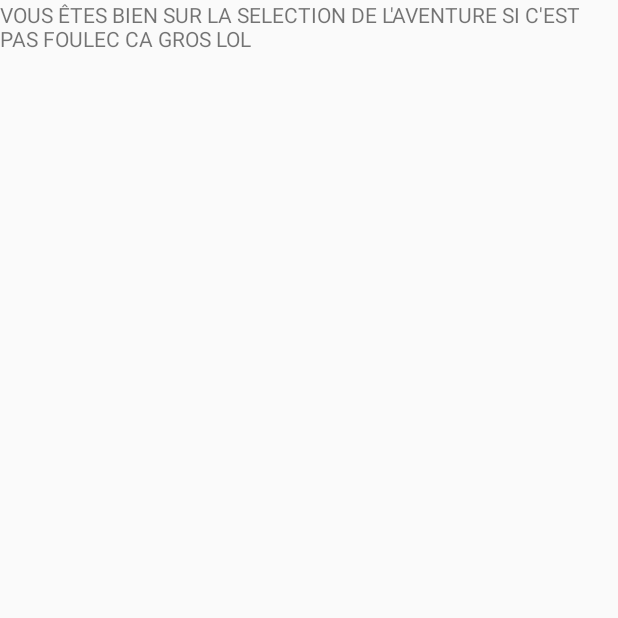
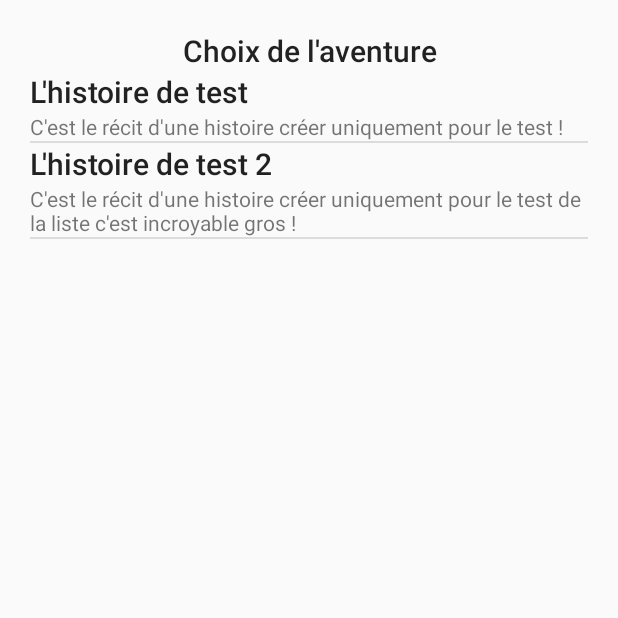
Before and after one commit to maxblandin/LIYA, an Android app: the ChoixAventureActivity screen opened directly, with no data from a screen before it, on a phone screen of 412 x 824 dp, the top half of it. Run offline under Robolectric (Android 15) with nearby library versions, the phone set to English and light mode, and no system bars.

Commit message:
Ecran choix de l'aventure

```diff
--- a/app/src/main/AndroidManifest.xml
+++ b/app/src/main/AndroidManifest.xml
@@ -16,7 +16,8 @@
                 <category android:name="android.intent.category.LAUNCHER" />
             </intent-filter>
         </activity>
-        <activity android:name=".vue.activity.ChoixAventureActivity"></activity>
+        <activity android:name=".vue.activity.ChoixAventureActivity" />
+        <activity android:name=".vue.activity.ChoixHerosActivity"></activity>
     </application>
 
 </manifest>
--- a/app/src/main/java/com/mgr/narratif/game/liya/dao/AventureDAO.java
+++ b/app/src/main/java/com/mgr/narratif/game/liya/dao/AventureDAO.java
@@ -15,7 +15,8 @@ import java.util.Map;
 
 public class AventureDAO {
 
-    public Aventure getJeuxDeTest(){
+    public List<Aventure> getJeuxDeTest(){
+        List<Aventure> aventures = new ArrayList<>();
         Statistique s1 = new Statistique("stat1",65,45,50);
         Statistique s2 = new Statistique("stat1",45,60,60);
         Statistique s3 = new Statistique("stat1",55,30,40);
@@ -52,6 +53,10 @@ public class AventureDAO {
         Action a2 = new Action("ac2","Se rendre à Hurlevent", hm2);
         Action a3 = new Action("ac3","S'isoler dans la montagne", hm3);
 
+        actions1.add(a1);
+        actions1.add(a2);
+        actions1.add(a3);
+
         Peripetie peri01 = new Peripetie("peri1",
                 "Exilé de vos terre en quête de vengeance vous décidez de prendre la direction de ...",
                 true,
@@ -68,6 +73,11 @@ public class AventureDAO {
         Action a5 = new Action("ac5","Négocier avec le garde", hm5);
         Action a6 = new Action("ac6","Tuer le garde", hm6);
         Action a7 = new Action("ac7","Tuer le garde", hm7);
+
+        actions2.add(a4);
+        actions2.add(a5);
+        actions2.add(a6);
+        actions2.add(a7);
 
         Peripetie peri02 = new Peripetie("peri2",
                 "Arrivez devant Orgrimmar, la porte d'entrée est gardé par un garde ...",
@@ -99,6 +109,11 @@ public class AventureDAO {
         Action a9 = new Action("a9","Gravir la montage", hm9);
         Action a10 = new Action("a10","Gravir la montage", hm10);
         Action a11 = new Action("a11","Gravir la montage", hm11);
+
+        actions3.add(a8);
+        actions3.add(a9);
+        actions3.add(a10);
+        actions3.add(a11);
 
         Peripetie peri04 = new Peripetie("peri4",
                 "Vous essayer de gravir la montage ...",
@@ -132,9 +147,15 @@ public class AventureDAO {
         peripeties.add(peri10);
         peripeties.add(peri11);
 
-        Aventure aventure = new Aventure("av1","L'histoire de test","C'est le récit d'une histoire créer uniquement pour le test !",
+        Aventure aventure1 = new Aventure("av1","L'histoire de test","C'est le récit d'une histoire créer uniquement pour le test !",
                 peripeties,lstHeros,false);
 
-        return aventure;
+        Aventure aventure2 = new Aventure("av2","L'histoire de test 2","C'est le récit d'une histoire créer uniquement pour le test de la liste c'est incroyable gros !",
+                peripeties,lstHeros,false);
+
+        aventures.add(aventure1);
+        aventures.add(aventure2);
+
+        return aventures;
     }
 }
--- a/app/src/main/java/com/mgr/narratif/game/liya/service/AventureService.java
+++ b/app/src/main/java/com/mgr/narratif/game/liya/service/AventureService.java
@@ -3,11 +3,13 @@ package com.mgr.narratif.game.liya.service;
 import com.mgr.narratif.game.liya.dao.AventureDAO;
 import com.mgr.narratif.game.liya.model.Aventure;
 
+import java.util.List;
+
 public class AventureService {
 
     AventureDAO dao = new AventureDAO();
 
-    public Aventure recupererAventure(){
+    public List<Aventure> recupererAventures(){
         return dao.getJeuxDeTest();
     }
 }
--- a/app/src/main/java/com/mgr/narratif/game/liya/vue/activity/ChoixAventureActivity.java
+++ b/app/src/main/java/com/mgr/narratif/game/liya/vue/activity/ChoixAventureActivity.java
@@ -1,5 +1,7 @@
 package com.mgr.narratif.game.liya.vue.activity;
 
+import android.content.Context;
+import android.content.Intent;
 import android.support.v7.app.AppCompatActivity;
 import android.os.Bundle;
 
@@ -7,8 +9,11 @@ import com.mgr.narratif.game.liya.R;
 import com.mgr.narratif.game.liya.dao.AventureDAO;
 import com.mgr.narratif.game.liya.model.Aventure;
 import com.mgr.narratif.game.liya.service.AventureService;
+import com.mgr.narratif.game.liya.vue.fragment.ChoixAventureFragment;
 
-public class ChoixAventureActivity extends AppCompatActivity {
+import java.util.List;
+
+public class ChoixAventureActivity extends AppCompatActivity implements ChoixAventureFragment.OnChoixAventureListener {
 
     AventureService avService = new AventureService();
 
@@ -17,4 +22,21 @@ public class ChoixAventureActivity extends AppCompatActivity {
         super.onCreate(savedInstanceState);
         setContentView(R.layout.activity_choix_aventure);
     }
+
+    @Override
+    public Context getContext() {
+        return ChoixAventureActivity.this;
+    }
+
+    @Override
+    public List<Aventure> recupererAventures() {
+        return avService.recupererAventures();
+    }
+
+    @Override
+    public void choisirAventure(Aventure aventure) {
+        Intent intent = new Intent(ChoixAventureActivity.this,ChoixHerosActivity.class);
+        intent.putExtra("idAventure",aventure.getId());
+        startActivity(intent);
+    }
 }
--- /dev/null
+++ b/app/src/main/java/com/mgr/narratif/game/liya/vue/activity/ChoixHerosActivity.java
@@ -0,0 +1,17 @@
+package com.mgr.narratif.game.liya.vue.activity;
+
+import android.content.Intent;
+import android.support.v7.app.AppCompatActivity;
+import android.os.Bundle;
+import android.widget.TextView;
+
+import com.mgr.narratif.game.liya.R;
+
+public class ChoixHerosActivity extends AppCompatActivity {
+
+    @Override
+    protected void onCreate(Bundle savedInstanceState) {
+        super.onCreate(savedInstanceState);
+        setContentView(R.layout.activity_choix_heros);
+    }
+}
--- /dev/null
+++ b/app/src/main/java/com/mgr/narratif/game/liya/vue/adapter/AventureAdapter.java
@@ -0,0 +1,51 @@
+package com.mgr.narratif.game.liya.vue.adapter;
+
+import android.content.Context;
+import android.support.annotation.NonNull;
+import android.support.annotation.Nullable;
+import android.view.LayoutInflater;
+import android.view.View;
+import android.view.ViewGroup;
+import android.widget.ArrayAdapter;
+import android.widget.TextView;
+
+import com.mgr.narratif.game.liya.R;
+import com.mgr.narratif.game.liya.model.Aventure;
+
+import java.util.List;
+
+public class AventureAdapter extends ArrayAdapter<Aventure>{
+
+    public AventureAdapter(@NonNull Context context, @NonNull List<Aventure> objects) {
+        super(context, 0, objects);
+    }
+
+    @NonNull
+    @Override
+    public View getView(int position, @Nullable View convertView, @NonNull ViewGroup parent) {
+        if(convertView == null){
+            convertView = LayoutInflater.from(getContext()).inflate(R.layout.ligne_choix_aventure,parent, false);
+        }
+
+        AventureViewHolder viewHolder = (AventureViewHolder) convertView.getTag();
+
+        if(viewHolder == null){
+            viewHolder = new AventureViewHolder();
+            viewHolder.lblNom = convertView.findViewById(R.id.lbl_nom_aventure);
+            viewHolder.lblIntrigue = convertView.findViewById(R.id.lbl_intrigue_aventure);
+            convertView.setTag(viewHolder);
+        }
+
+        Aventure aventure = getItem(position);
+
+        viewHolder.lblNom.setText(aventure.getNom());
+        viewHolder.lblIntrigue.setText(aventure.getIntrigue());
+
+        return convertView;
+    }
+
+    private class AventureViewHolder{
+        TextView lblNom;
+        TextView lblIntrigue;
+    }
+}
--- /dev/null
+++ b/app/src/main/java/com/mgr/narratif/game/liya/vue/fragment/ChoixAventureFragment.java
@@ -0,0 +1,65 @@
+package com.mgr.narratif.game.liya.vue.fragment;
+
+
+import android.content.Context;
+import android.content.Intent;
+import android.os.Bundle;
+import android.support.v4.app.Fragment;
+import android.view.LayoutInflater;
+import android.view.View;
+import android.view.ViewGroup;
+import android.widget.AdapterView;
+import android.widget.ListView;
+
+import com.mgr.narratif.game.liya.R;
+import com.mgr.narratif.game.liya.model.Aventure;
+import com.mgr.narratif.game.liya.vue.adapter.AventureAdapter;
+
+import java.util.List;
+
+/**
+ * A simple {@link Fragment} subclass.
+ */
+public class ChoixAventureFragment extends Fragment {
+    private OnChoixAventureListener mListener;
+    private ListView lv;
+
+    public ChoixAventureFragment() {}
+
+    @Override
+    public View onCreateView(LayoutInflater inflater, ViewGroup container,
+                             Bundle savedInstanceState) {
+        View v = inflater.inflate(R.layout.fragment_choix_aventure, container, false);
+
+        lv = v.findViewById(R.id.lst_choix_aventure);
+
+        final AventureAdapter adapter = new AventureAdapter(mListener.getContext(),mListener.recupererAventures());
+        lv.setAdapter(adapter);
+
+        lv.setOnItemClickListener(new AdapterView.OnItemClickListener() {
+            @Override
+            public void onItemClick(AdapterView<?> parent, View view, int position, long id) {
+                mListener.choisirAventure(adapter.getItem(position));
+            }
+        });
+
+        return v;
+    }
+
+    @Override
+    public void onAttach(Context context) {
+        super.onAttach(context);
+        if(context instanceof OnChoixAventureListener) {
+            mListener = (OnChoixAventureListener) context;
+        } else {
+            throw new RuntimeException(context.toString()
+                    + context.getPackageName() + "n'est pas instancier !");
+        }
+    }
+
+    public interface OnChoixAventureListener{
+        Context getContext();
+        List<Aventure> recupererAventures();
+        void choisirAventure(Aventure aventure);
+    }
+}
--- a/app/src/main/res/layout/activity_choix_aventure.xml
+++ b/app/src/main/res/layout/activity_choix_aventure.xml
@@ -2,10 +2,14 @@
 <LinearLayout
     android:layout_width="match_parent"
     android:layout_height="match_parent"
+    android:padding="10dp"
     xmlns:android="http://schemas.android.com/apk/res/android">
 
-    <TextView
-        android:text="VOUS ÊTES BIEN SUR LA SELECTION DE L'AVENTURE SI C'EST PAS FOULEC CA GROS LOL"
+    <fragment
+        android:id="@+id/fragment_choix_aventure"
         android:layout_width="match_parent"
-        android:layout_height="match_parent" />
+        android:layout_height="match_parent"
+        class="com.mgr.narratif.game.liya.vue.fragment.ChoixAventureFragment">
+
+    </fragment>
 </LinearLayout>
--- /dev/null
+++ b/app/src/main/res/layout/activity_choix_heros.xml
@@ -0,0 +1,9 @@
+<?xml version="1.0" encoding="utf-8"?>
+<android.support.constraint.ConstraintLayout xmlns:android="http://schemas.android.com/apk/res/android"
+    xmlns:app="http://schemas.android.com/apk/res-auto"
+    xmlns:tools="http://schemas.android.com/tools"
+    android:layout_width="match_parent"
+    android:layout_height="match_parent"
+    tools:context="com.mgr.narratif.game.liya.vue.activity.ChoixHerosActivity">
+
+</android.support.constraint.ConstraintLayout>
--- /dev/null
+++ b/app/src/main/res/layout/fragment_choix_aventure.xml
@@ -0,0 +1,22 @@
+<LinearLayout xmlns:android="http://schemas.android.com/apk/res/android"
+    xmlns:tools="http://schemas.android.com/tools"
+    android:layout_width="match_parent"
+    android:layout_height="match_parent"
+    android:orientation="vertical"
+    android:padding="10dp"
+    tools:context="com.mgr.narratif.game.liya.vue.fragment.ChoixAventureFragment">
+
+    <TextView
+        android:id="@+id/lbl_choix_aventure"
+        android:text="@string/choix_de_aventure"
+        android:textAlignment="center"
+        android:layout_width="match_parent"
+        android:layout_height="wrap_content"
+        style="@style/Base.TextAppearance.AppCompat.Title"/>
+
+    <ListView
+        android:id="@+id/lst_choix_aventure"
+        android:layout_width="match_parent"
+        android:layout_height="match_parent"></ListView>
+
+</LinearLayout>
--- /dev/null
+++ b/app/src/main/res/layout/ligne_choix_aventure.xml
@@ -0,0 +1,20 @@
+<?xml version="1.0" encoding="utf-8"?>
+<LinearLayout
+    android:layout_width="match_parent"
+    android:layout_height="match_parent"
+    android:orientation="vertical"
+    android:gravity="center"
+    xmlns:android="http://schemas.android.com/apk/res/android">
+
+    <TextView
+        android:id="@+id/lbl_nom_aventure"
+        android:layout_width="match_parent"
+        android:layout_height="wrap_content"
+        style="@style/Base.TextAppearance.AppCompat.Title"/>
+
+    <TextView
+        android:id="@+id/lbl_intrigue_aventure"
+        android:layout_width="match_parent"
+        android:layout_height="wrap_content" />
+
+</LinearLayout>
--- a/app/src/main/res/values/strings.xml
+++ b/app/src/main/res/values/strings.xml
@@ -6,4 +6,5 @@
     <string name="nouvelle_partie">Nouvelle partie</string>
     <string name="continuer">Continuer</string>
     <string name="quitter">Quitter</string>
+    <string name="choix_de_aventure">Choix de l\'aventure</string>
 </resources>
```
